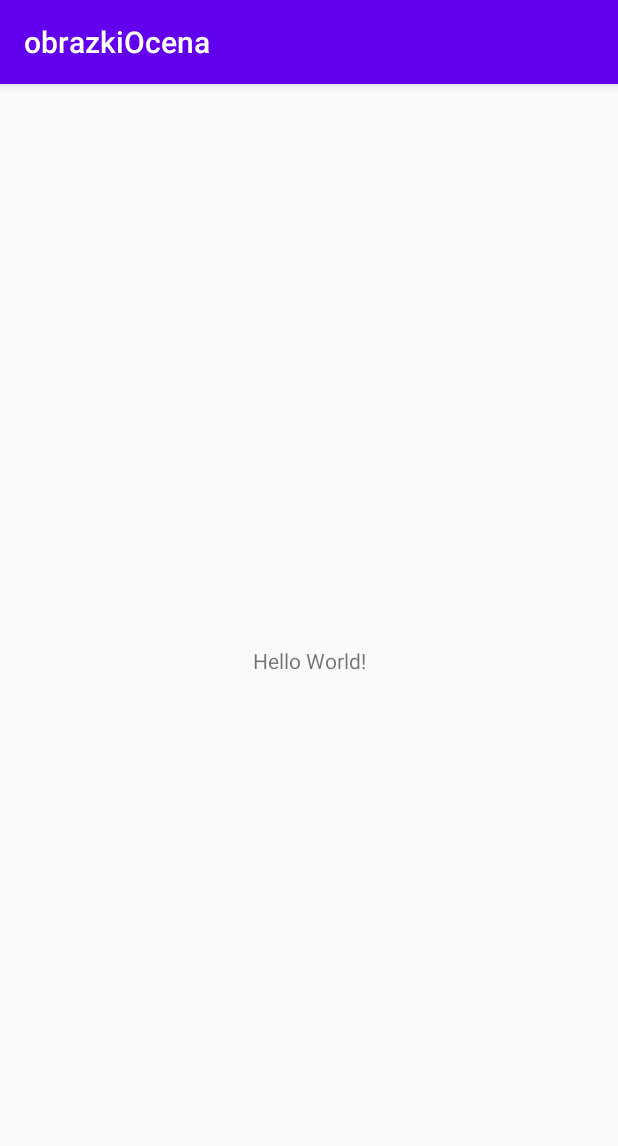
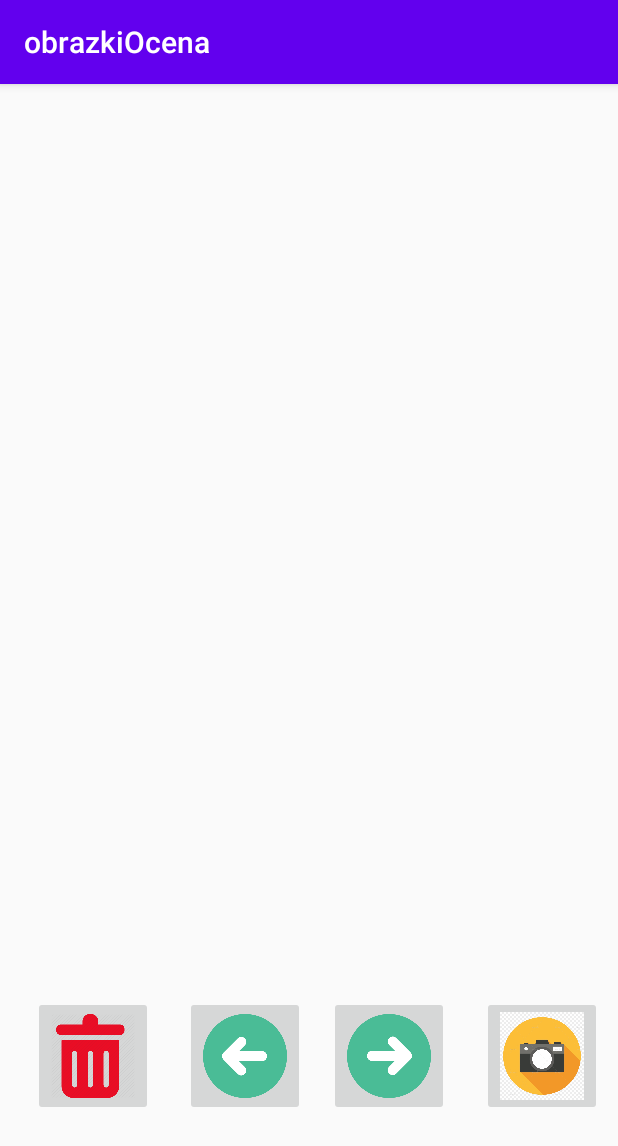
Before and after one commit to LeonCookie/obrazkiOcena, an Android app: the screen it shows after launch (MainActivity), on a phone screen of 412 x 824 dp. Shown: the top 1146 px of the screen. Run offline under Robolectric (Android 15) with nearby library versions, the phone set to English and light mode, and no system bars.

Commit message:
button image  in activity main

```diff
--- a/app/src/main/java/com/example/obrazkiocena/MainActivity.kt
+++ b/app/src/main/java/com/example/obrazkiocena/MainActivity.kt
@@ -8,4 +8,4 @@
         super.onCreate(savedInstanceState)
         setContentView(R.layout.activity_main)
     }
-}//ds
+}
--- a/app/src/main/res/layout/activity_main.xml
+++ b/app/src/main/res/layout/activity_main.xml
@@ -6,13 +6,58 @@
     android:layout_height="match_parent"
     tools:context=".MainActivity">
 
-    <TextView
-        android:layout_width="wrap_content"
-        android:layout_height="wrap_content"
-        android:text="Hello World!"
+    <ImageButton
+        android:id="@+id/imageButtonNext"
+        android:layout_width="80dp"
+        android:layout_height="80dp"
+        android:adjustViewBounds="true"
+        android:scaleType="fitCenter"
         app:layout_constraintBottom_toBottomOf="parent"
-        app:layout_constraintLeft_toLeftOf="parent"
-        app:layout_constraintRight_toRightOf="parent"
-        app:layout_constraintTop_toTopOf="parent" />
+        app:layout_constraintEnd_toEndOf="parent"
+        app:layout_constraintHorizontal_bias="0.661"
+        app:layout_constraintStart_toStartOf="parent"
+        app:layout_constraintTop_toTopOf="parent"
+        app:layout_constraintVertical_bias="0.884"
+        app:srcCompat="@drawable/next" />
 
+    <ImageButton
+        android:id="@+id/imageButtonPrevious"
+        android:layout_width="80dp"
+        android:layout_height="80dp"
+        android:layout_marginEnd="16dp"
+        app:layout_constraintBottom_toBottomOf="@+id/imageButtonNext"
+        app:layout_constraintEnd_toStartOf="@+id/imageButtonNext"
+        app:layout_constraintTop_toTopOf="@+id/imageButtonNext"
+        app:layout_constraintVertical_bias="0.0"
+        android:adjustViewBounds="true"
+        android:scaleType="fitCenter"
+        app:srcCompat="@drawable/previous" />
+
+    <ImageButton
+        android:id="@+id/imageButtonCamera"
+        android:layout_width="80dp"
+        android:layout_height="80dp"
+        android:layout_marginBottom="72dp"
+        android:adjustViewBounds="true"
+        android:scaleType="fitCenter"
+        app:layout_constraintBottom_toBottomOf="@+id/imageButtonNext"
+        app:layout_constraintEnd_toEndOf="parent"
+        app:layout_constraintHorizontal_bias="0.68"
+        app:layout_constraintStart_toEndOf="@+id/imageButtonNext"
+        app:layout_constraintTop_toTopOf="@+id/imageButtonNext"
+        app:layout_constraintVertical_bias="0.0"
+        app:srcCompat="@drawable/camera" />
+
+    <ImageButton
+        android:id="@+id/imageButtonDelete"
+        android:layout_width="80dp"
+        android:layout_height="80dp"
+        android:adjustViewBounds="true"
+        android:scaleType="fitCenter"
+        app:layout_constraintBottom_toBottomOf="@+id/imageButtonPrevious"
+        app:layout_constraintEnd_toStartOf="@+id/imageButtonPrevious"
+        app:layout_constraintStart_toStartOf="parent"
+        app:layout_constraintTop_toTopOf="@+id/imageButtonPrevious"
+        app:layout_constraintVertical_bias="1.0"
+        app:srcCompat="@drawable/delete" />
 </android.support.constraint.ConstraintLayout>
```
